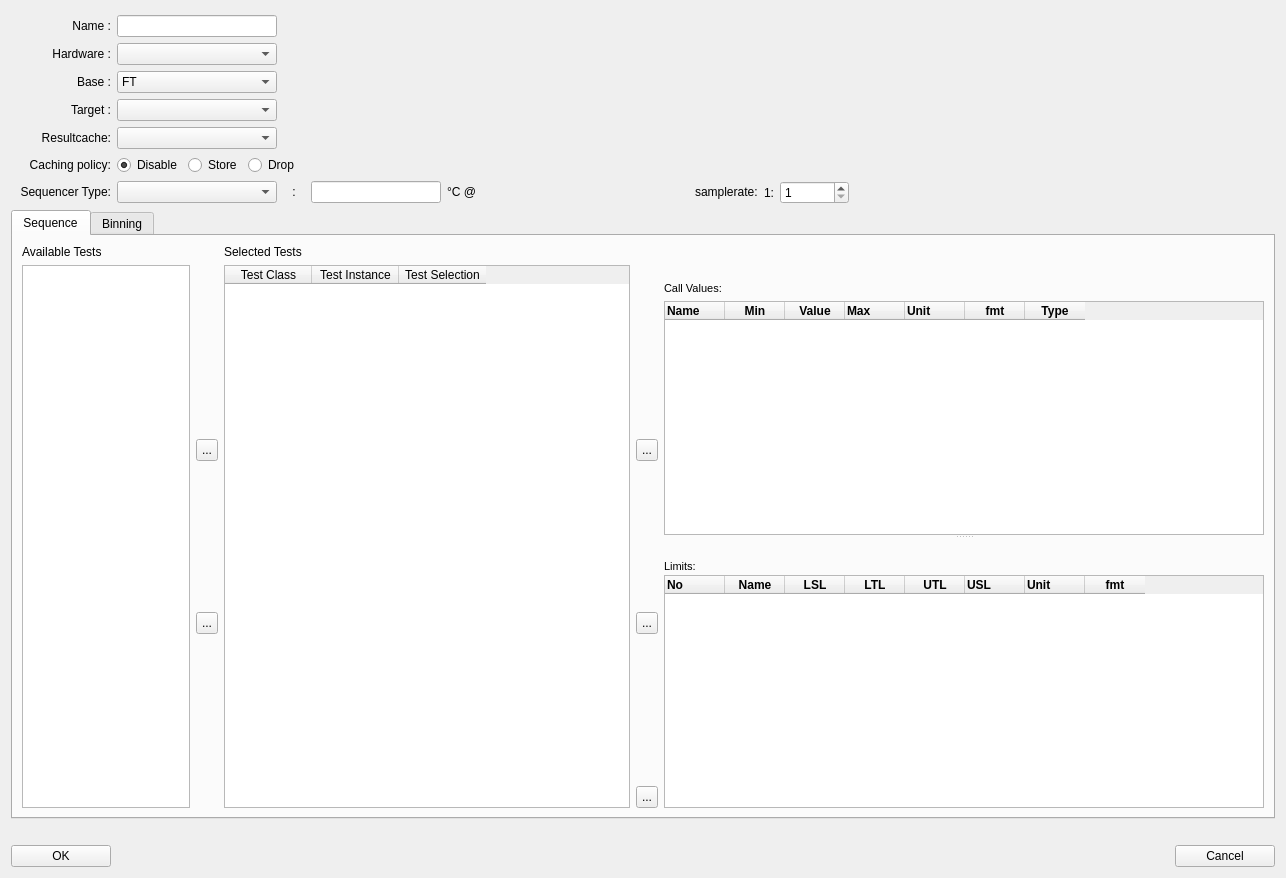
This is src/ATE_spyder/ate_spyder/widgets/actions_on/program/TestProgramWizard.ui in Semi-ATE/Semi-ATE as Qt 5 draws it before an edit. The edited form follows.
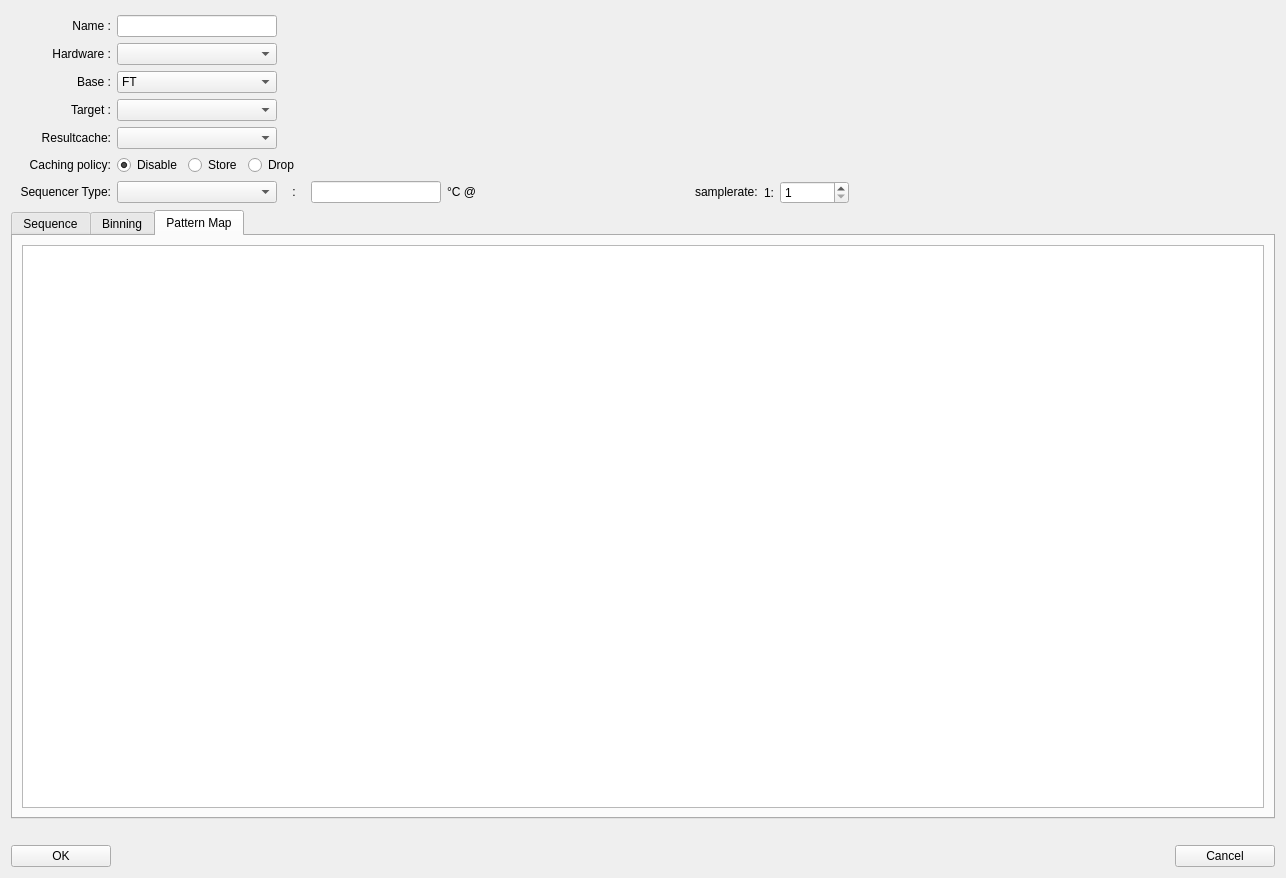
This is the edited form.

Commit message: #256 add test program pattern support

```diff
--- a/src/ATE_spyder/ate_spyder/widgets/actions_on/program/TestProgramWizard.ui
+++ b/src/ATE_spyder/ate_spyder/widgets/actions_on/program/TestProgramWizard.ui
@@ -664,7 +664,7 @@
         <bool>true</bool>
        </property>
        <property name="currentIndex">
-        <number>0</number>
+        <number>2</number>
        </property>
        <widget class="QWidget" name="testProgramTab">
         <attribute name="title">
@@ -1422,6 +1422,19 @@
          </item>
         </layout>
        </widget>
+       <widget class="QWidget" name="PatternMap">
+        <property name="accessibleName">
+         <string>patternmap</string>
+        </property>
+        <attribute name="title">
+         <string>Pattern Map</string>
+        </attribute>
+        <layout class="QGridLayout" name="gridLayout_2">
+         <item row="0" column="0">
+          <widget class="QTableWidget" name="pattern_table"/>
+         </item>
+        </layout>
+       </widget>
       </widget>
      </item>
      <item>
```
The commit also changes 3 other files.
